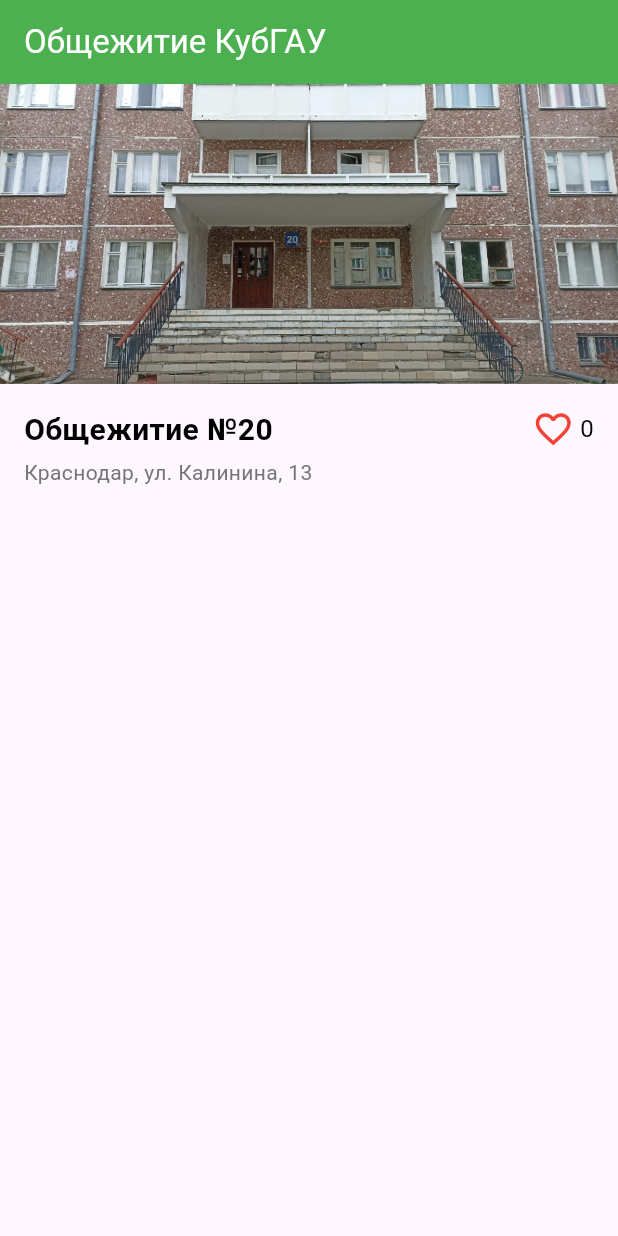
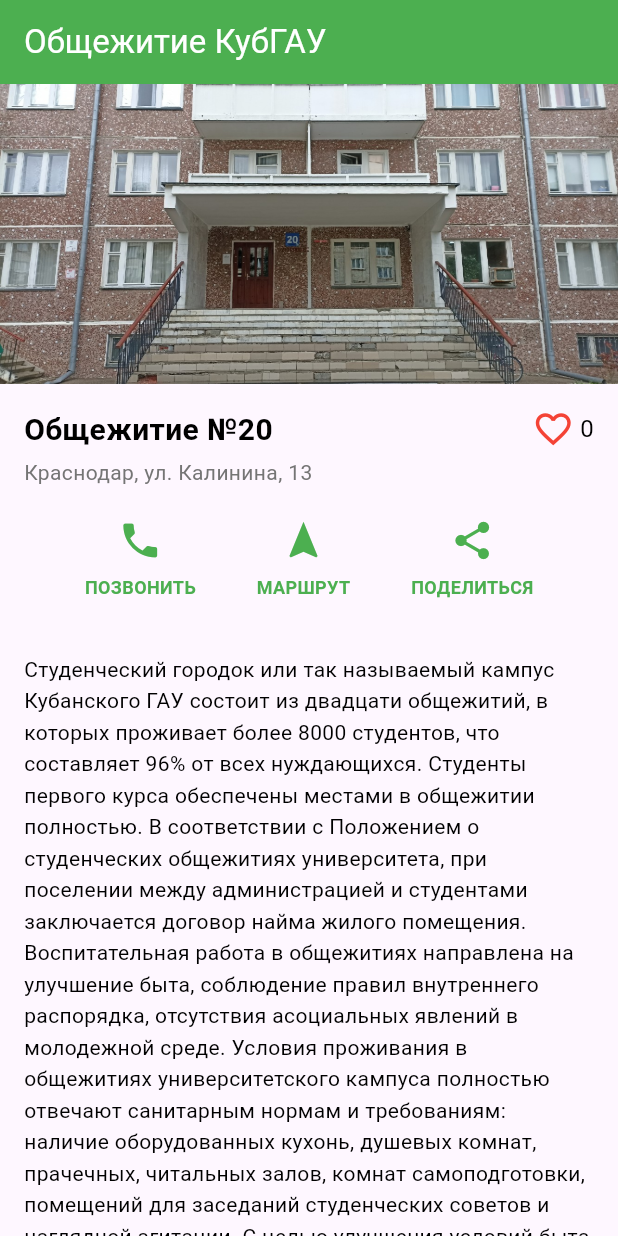
Before and after one commit to stanislavski03/PI2303_DEGTYAR, a Flutter app: the screen it shows after launch, on a phone screen of 412 x 824 dp. Run offline on Flutter 3.47's test engine with Material 3 defaults, Android fonts, the phone set to English and light mode, and no system bars.

Commit message:
lab4 4th commit
добавил кнопки пока что без функционала и длинный текст

```diff
--- a/lab4_app/lib/main.dart
+++ b/lab4_app/lib/main.dart
@@ -117,9 +117,57 @@
                 ],
               ),
             ),
+            const SizedBox(height: 20),
+            Padding(
+              padding: const EdgeInsets.symmetric(horizontal: 16),
+              child: Row(
+                mainAxisAlignment: MainAxisAlignment.spaceEvenly,
+                children: [
+                  _buildActionButton(Icons.phone, 'ПОЗВОНИТЬ'),
+                  _buildActionButton(Icons.navigation, 'МАРШРУТ'),
+                  _buildActionButton(Icons.share, 'ПОДЕЛИТЬСЯ'),
+                ],
+              ),
+            ),
+            const SizedBox(height: 20),
+            Padding(
+              padding: const EdgeInsets.all(16),
+              child: Text(
+                'Студенческий городок или так называемый кампус Кубанского ГАУ состоит '
+                'из двадцати общежитий, в которых проживает более 8000 студентов, что составляет 96% от всех нуждающихся. Студенты первого курса обеспечены местами в общежитии полностью. В соответствии с Положением о студенческих общежитиях '
+                'университета, при поселении между администрацией и студентами заключается '
+                'договор найма жилого помещения. Воспитательная работа в общежитиях направлена на улучшение быта, соблюдение правил внутреннего распорядка, отсутствия '
+                'асоциальных явлений в молодежной среде. Условия проживания в общежитиях '
+                'университетского кампуса полностью отвечают санитарным нормам и требованиям: наличие оборудованных кухонь, душевых комнат, прачечных, читальных залов, комнат самоподготовки, помещений для заседаний студенческих советов и '
+                'наглядной агитации. С целью улучшения условий быта студентов активно работает '
+                'система студенческого самоуправления - студенческие советы организуют всю работу по самообслуживанию.',
+                style: TextStyle(
+                  fontSize: 14,
+                  color: Colors.black,
+                  height: 1.5,
+                ),
+              ),
+            ),
           ],
         ),
       ),
     );
   }
+
+  Widget _buildActionButton(IconData icon, String label) {
+    return Column(
+      children: [
+        Icon(icon, color: Colors.green, size: 30),
+        const SizedBox(height: 8),
+        Text(
+          label,
+          style: TextStyle(
+            color: Colors.green,
+            fontWeight: FontWeight.bold,
+            fontSize: 12,
+          ),
+        ),
+      ],
+    );
+  }
 }
```
